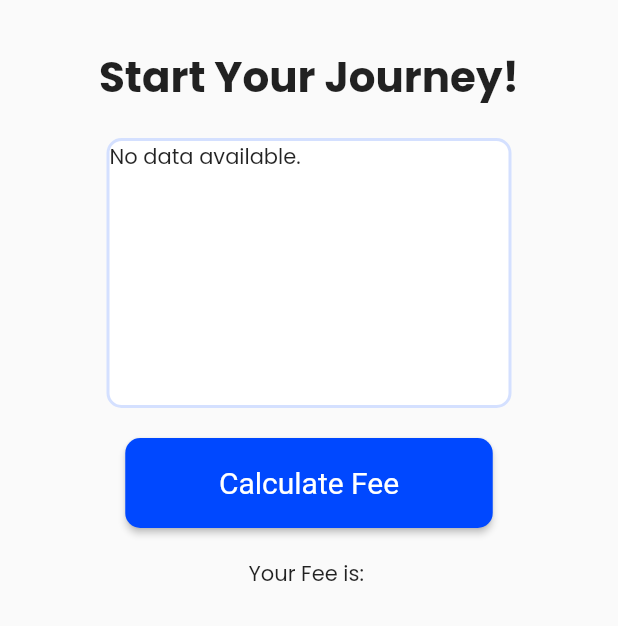
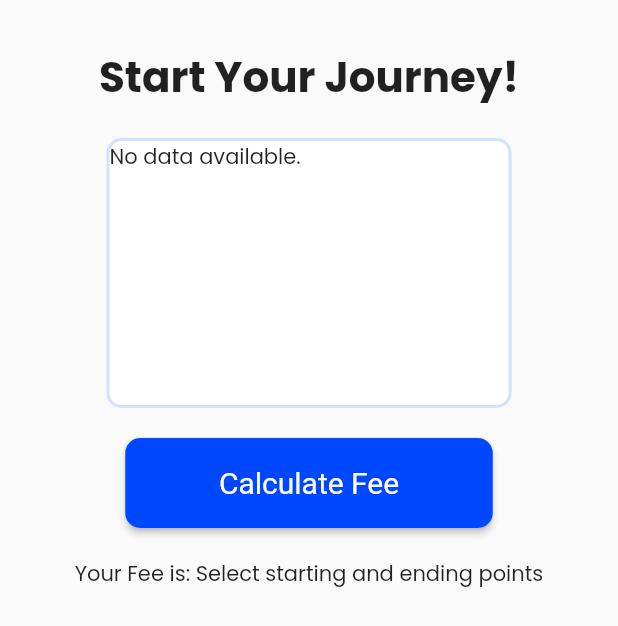
Before and after one commit to Gehansat/nextpassMOBILE---Bus-Ticketing-app, a Flutter app: the MakeTrip screen opened directly, after a tap on "Calculate Fee", on a phone screen of 412 x 824 dp. Shown: the top 626 px of the screen. Run offline on Flutter 3.47's test engine with Material 2 defaults, Android fonts, the phone set to English and light mode, and no system bars; our stand-ins replace cloud_firestore, firebase_core; accounts and stored records are empty.

Commit message:
calculate fee DONE

```diff
--- a/lib/pages/MakeTrip.dart
+++ b/lib/pages/MakeTrip.dart
@@ -1,5 +1,6 @@
 import 'package:flutter/material.dart';
 import 'package:cloud_firestore/cloud_firestore.dart';
+import 'dart:math';
 
 class MakeTrip extends StatefulWidget {
   const MakeTrip({Key? key}) : super(key: key);
@@ -11,6 +12,7 @@ class MakeTrip extends StatefulWidget {
 class _MakeTripState extends State<MakeTrip> {
   String? selectedStartingPoint = 'Starting Point';
   String? selectedEndingPoint = 'Ending Point';
+  int? fee; // to store the randomly retrieved fee
 
   @override
   Widget build(BuildContext context) {
@@ -38,8 +40,6 @@ class _MakeTripState extends State<MakeTrip> {
                   width: 2.0,
                 ),
               ),
-
-              // Retrieve data from Firestore ==============================
               child: StreamBuilder<QuerySnapshot>(
                 stream: FirebaseFirestore.instance.collection('busholts').snapshots(),
                 builder: (context, snapshot) {
@@ -61,7 +61,6 @@ class _MakeTripState extends State<MakeTrip> {
 
                   return Column(
                     mainAxisAlignment: MainAxisAlignment.spaceAround,
-                    // ======= first dropdown ==============================
                     children: [
                       DropdownButton<String>(
                         value: selectedStartingPoint,
@@ -77,8 +76,6 @@ class _MakeTripState extends State<MakeTrip> {
                           );
                         }).toList(),
                       ),
-
-                      // ======= second dropdown =============================
                       DropdownButton<String>(
                         value: selectedEndingPoint,
                         onChanged: (String? newValue) {
@@ -108,14 +105,44 @@ class _MakeTripState extends State<MakeTrip> {
                     fontSize: 20
                 ),
                 shape: RoundedRectangleBorder(
-                  borderRadius: BorderRadius.circular(10.0), // Adjust the radius value as needed
+                  borderRadius: BorderRadius.circular(10.0),
                 ),
               ),
-              onPressed: () {},
+              onPressed: () {
+                // Generate a random index to select a fee from Firestore
+                int randomIndex = Random().nextInt(10); // Assuming 10 documents in 'fareSE'
+
+                // Retrieve a random fee from Firestore
+                FirebaseFirestore.instance
+                    .collection('fareSE')
+                    .orderBy(FieldPath.documentId)
+                    .startAfter([randomIndex.toString()]) // Use the startAfter method
+                    .limit(1)
+                    .get()
+                    .then((QuerySnapshot querySnapshot) {
+                  if (querySnapshot.docs.isNotEmpty) {
+                    final doc = querySnapshot.docs.first;
+                    if (doc.data() is Map && (doc.data() as Map).containsKey('fee')) {
+                      setState(() {
+                        fee = doc['fee'] as int;
+                      });
+                    } else {
+                      setState(() {
+                        fee = null;
+                      });
+                    }
+                  } else {
+                    setState(() {
+                      fee = null;
+                    });
+                  }
+                });
+
+              },
               child: const Text('Calculate Fee'),
             ),
             const SizedBox(height: 20),
-            Text("Your Fee is: ")
+            Text("Your Fee is: ${fee ?? 'Select starting and ending points'}")
           ],
         ),
       ),
```
